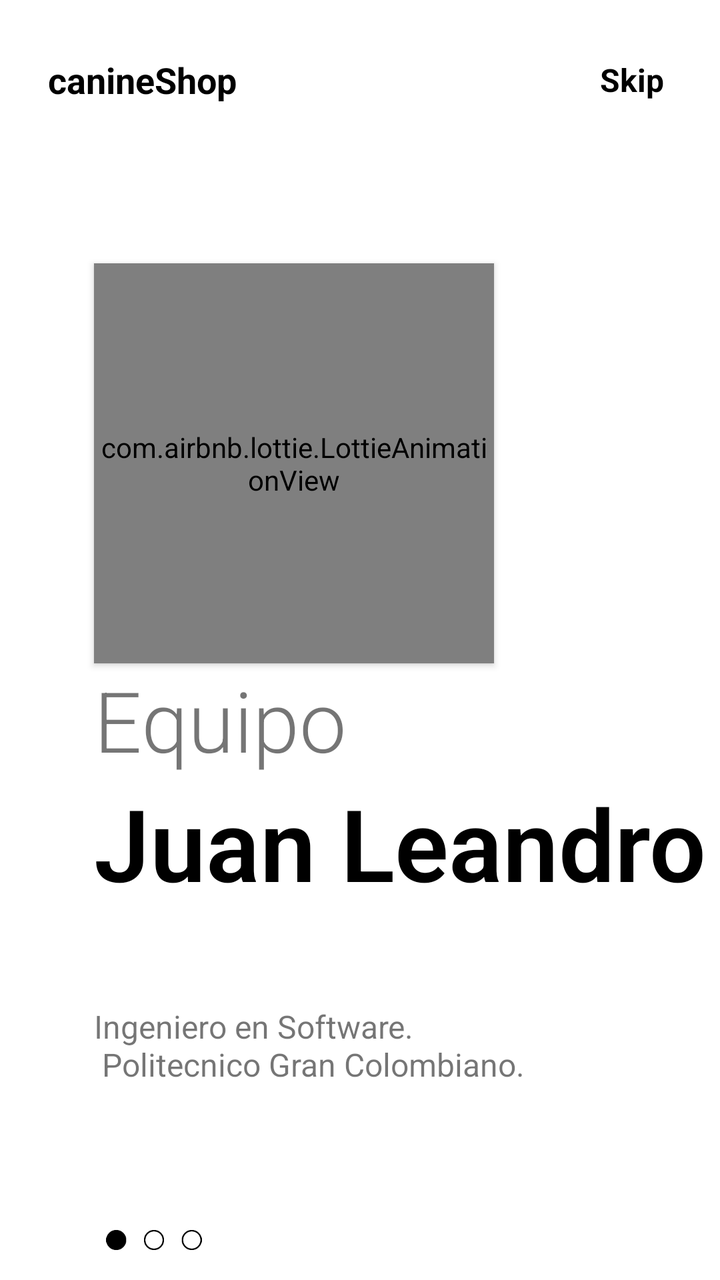
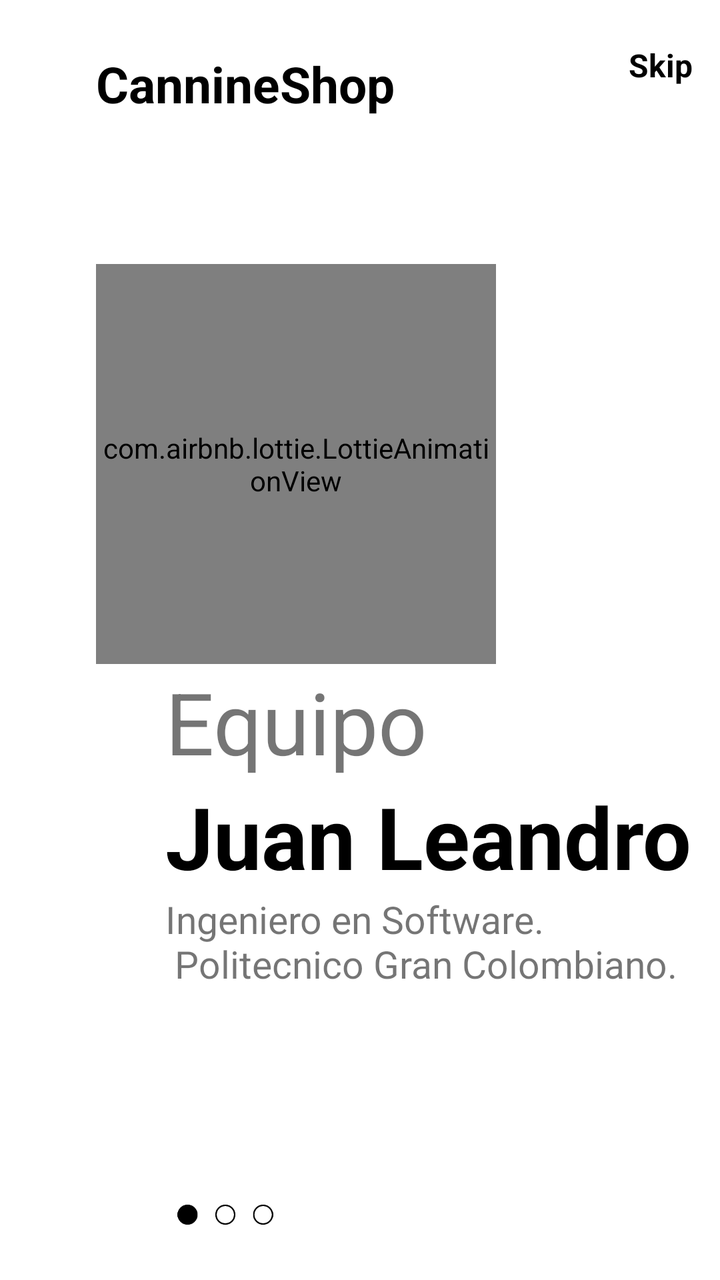

An Android layout rendered at two revisions. The XML below is the earlier revision; the diff shows what the commit changed to produce the second picture.
<!-- AndroidManifest.xml: application theme Theme.Flashlight -->
<!-- res/layout/fragment_on_boarding1.xml -->
<?xml version="1.0" encoding="utf-8"?>
<androidx.constraintlayout.widget.ConstraintLayout xmlns:android="http://schemas.android.com/apk/res/android"
    xmlns:app="http://schemas.android.com/apk/res-auto"
    android:layout_width="match_parent"
    android:layout_height="match_parent"
    android:background="@color/white">

    <com.airbnb.lottie.LottieAnimationView
        android:id="@+id/imagenView"
        app:lottie_autoPlay="true"
        app:lottie_repeatCount="999999999"
        android:elevation="2dp"
        android:layout_width="200dp"
        android:layout_height="200dp"
        app:lottie_rawRes="@raw/o_b1"
        app:layout_constraintBottom_toBottomOf="parent"
        app:layout_constraintEnd_toEndOf="parent"
        app:layout_constraintHorizontal_bias="0.293"
        app:layout_constraintStart_toStartOf="parent"
        app:layout_constraintTop_toTopOf="parent"
        app:layout_constraintVertical_bias="0.299" />

    <TextView
        android:id="@+id/textView"
        android:layout_width="wrap_content"
        android:layout_height="48dp"
        android:gravity="center_vertical"
        android:layout_marginStart="24dp"
        android:layout_marginTop="16dp"
        android:text="canineShop"
        android:textColor="@color/black"
        android:textSize="18sp"
        android:textStyle="bold"
        app:layout_constraintStart_toStartOf="parent"
        app:layout_constraintTop_toTopOf="parent" />

    <TextView
        android:id="@+id/Skip"
        android:layout_width="wrap_content"
        android:layout_height="48dp"
        android:gravity="center"
        android:paddingStart="12dp"
        android:paddingEnd="12dp"
        android:clickable="true"
        android:focusable="true"
        android:text="Skip"
        android:textSize="16sp"
        android:textStyle="bold"
        android:textColor="@color/black"
        app:layout_constraintEnd_toEndOf="parent"
        android:layout_marginEnd="16dp"
        app:layout_constraintTop_toTopOf="@id/textView"
        app:layout_constraintBottom_toBottomOf="@id/textView" />

    <TextView
        android:id="@+id/textView2"
        android:layout_width="wrap_content"
        android:layout_height="wrap_content"
        android:fontFamily="sans-serif-light"
        android:text="Equipo"
        android:textSize="42sp"
        app:layout_constraintHorizontal_bias="0"
        app:layout_constraintBottom_toBottomOf="parent"
        app:layout_constraintEnd_toEndOf="parent"
        app:layout_constraintStart_toStartOf="@id/imagenView"
        app:layout_constraintTop_toBottomOf="@+id/imagenView"
        app:layout_constraintVertical_bias="0" />

    <TextView
        android:id="@+id/textView3"
        android:layout_width="wrap_content"
        android:layout_height="wrap_content"
        android:fontFamily="sans-serif-light"
        android:text="Juan Leandro"
        android:textSize="50sp"
        android:textColor="@color/black"
        android:textStyle="bold"
        app:layout_constraintBottom_toBottomOf="parent"
        app:layout_constraintEnd_toEndOf="parent"
        app:layout_constraintHorizontal_bias="0"
        app:layout_constraintStart_toStartOf="@id/textView2"
        app:layout_constraintTop_toBottomOf="@+id/textView2"
        app:layout_constraintVertical_bias="0" />


    <TextView
        android:id="@+id/textView4"
        android:layout_width="238dp"
        android:layout_height="90dp"
        android:text="Ingeniero en Software.\n Politecnico Gran Colombiano."
        android:textSize="16sp"
        app:layout_constraintBottom_toBottomOf="parent"
        app:layout_constraintEnd_toEndOf="parent"
        app:layout_constraintHeight_percent=".1"
        app:layout_constraintHorizontal_bias="0"
        app:layout_constraintStart_toStartOf="@id/textView3"
        app:layout_constraintTop_toBottomOf="@+id/textView3"
        app:layout_constraintWidth_percent=".5" />

    <ImageView
        android:layout_width="50dp"
        android:layout_height="10dp"
        android:src="@drawable/tab1"
        app:layout_constraintHorizontal_bias="0"
        app:layout_constraintVertical_bias=".6"
        android:layout_marginLeft="5dp"
        app:layout_constraintBottom_toBottomOf="parent"
        app:layout_constraintEnd_toEndOf="parent"
        app:layout_constraintStart_toStartOf="@id/textView4"
        app:layout_constraintTop_toBottomOf="@+id/textView4" />

</androidx.constraintlayout.widget.ConstraintLayout>
<!-- resources referenced by this layout -->
<resources>
  <color name="black">#000000</color>
  <color name="white">#ffffff</color>
  <!-- drawable tab1: png bitmap (drawable-v24, 1599 bytes) -->
  <style name="Theme.Flashlight" parent="Theme.MaterialComponents.DayNight.DarkActionBar">
          
          <item name="colorPrimary">@color/purple_500</item>
          <item name="colorPrimaryVariant">@color/purple_700</item>
          <item name="colorOnPrimary">@color/white</item>
          
          <item name="colorSecondary">@color/teal_200</item>
          <item name="colorSecondaryVariant">@color/teal_700</item>
          <item name="colorOnSecondary">@color/black</item>
          
          <item name="android:statusBarColor" tools:targetApi="l">?attr/colorPrimaryVariant</item>
          
      </style>
  <color name="purple_500">#FF6200EE</color>
  <color name="purple_700">#FF3700B3</color>
  <color name="teal_200">#FF03DAC5</color>
  <color name="teal_700">#FF018786</color>
</resources>

<!-- the commit's change to res/layout/fragment_on_boarding1.xml (unified diff, before → after) -->
@@ -6,107 +6,97 @@
     android:background="@color/white">
 
     <com.airbnb.lottie.LottieAnimationView
-        android:id="@+id/imagenView"
+        android:id="@+id/ImageViewId"
         app:lottie_autoPlay="true"
         app:lottie_repeatCount="999999999"
-        android:elevation="2dp"
         android:layout_width="200dp"
         android:layout_height="200dp"
         app:lottie_rawRes="@raw/o_b1"
         app:layout_constraintBottom_toBottomOf="parent"
         app:layout_constraintEnd_toEndOf="parent"
-        app:layout_constraintHorizontal_bias="0.293"
+        app:layout_constraintHorizontal_bias=".3"
         app:layout_constraintStart_toStartOf="parent"
         app:layout_constraintTop_toTopOf="parent"
-        app:layout_constraintVertical_bias="0.299" />
+        app:layout_constraintVertical_bias=".3" />
 
     <TextView
         android:id="@+id/textView"
         android:layout_width="wrap_content"
-        android:layout_height="48dp"
-        android:gravity="center_vertical"
-        android:layout_marginStart="24dp"
-        android:layout_marginTop="16dp"
-        android:text="canineShop"
+        android:layout_height="wrap_content"
+        android:layout_marginTop="25dp"
+        android:layout_marginRight="30dp"
+        android:text="CannineShop"
         android:textColor="@color/black"
-        android:textSize="18sp"
+        android:textSize="25sp"
         android:textStyle="bold"
-        app:layout_constraintStart_toStartOf="parent"
-        app:layout_constraintTop_toTopOf="parent" />
+        app:layout_constraintBottom_toTopOf="@+id/ImageViewId"
+        app:layout_constraintEnd_toEndOf="parent"
+        app:layout_constraintHorizontal_bias="0.0"
+        app:layout_constraintStart_toStartOf="@+id/ImageViewId"
+        app:layout_constraintTop_toTopOf="parent"
+        app:layout_constraintVertical_bias="0.0" />
 
     <TextView
-        android:id="@+id/Skip"
+        android:id="@+id/SkipId"
         android:layout_width="wrap_content"
-        android:layout_height="48dp"
-        android:gravity="center"
-        android:paddingStart="12dp"
-        android:paddingEnd="12dp"
-        android:clickable="true"
-        android:focusable="true"
+        android:layout_height="wrap_content"
         android:text="Skip"
+        android:textColor="@android:color/black"
         android:textSize="16sp"
         android:textStyle="bold"
-        android:textColor="@color/black"
+        app:layout_constraintBottom_toBottomOf="parent"
         app:layout_constraintEnd_toEndOf="parent"
-        android:layout_marginEnd="16dp"
-        app:layout_constraintTop_toTopOf="@id/textView"
-        app:layout_constraintBottom_toBottomOf="@id/textView" />
+        app:layout_constraintHorizontal_bias="0.896"
+        app:layout_constraintStart_toEndOf="@+id/textView"
+        app:layout_constraintTop_toTopOf="parent"
+        app:layout_constraintVertical_bias="0.035" />
 
     <TextView
         android:id="@+id/textView2"
         android:layout_width="wrap_content"
         android:layout_height="wrap_content"
-        android:fontFamily="sans-serif-light"
         android:text="Equipo"
-        android:textSize="42sp"
-        app:layout_constraintHorizontal_bias="0"
-        app:layout_constraintBottom_toBottomOf="parent"
-        app:layout_constraintEnd_toEndOf="parent"
-        app:layout_constraintStart_toStartOf="@id/imagenView"
-        app:layout_constraintTop_toBottomOf="@+id/imagenView"
-        app:layout_constraintVertical_bias="0" />
+        android:textSize="43sp"
+        android:textStyle="normal"
+        app:layout_constraintEnd_toEndOf="@+id/ImageViewId"
+        app:layout_constraintStart_toStartOf="@+id/ImageViewId"
+        app:layout_constraintTop_toBottomOf="@+id/ImageViewId" />
 
     <TextView
         android:id="@+id/textView3"
         android:layout_width="wrap_content"
         android:layout_height="wrap_content"
-        android:fontFamily="sans-serif-light"
         android:text="Juan Leandro"
-        android:textSize="50sp"
-        android:textColor="@color/black"
+        android:textColor="@android:color/black"
+        android:textSize="43sp"
         android:textStyle="bold"
-        app:layout_constraintBottom_toBottomOf="parent"
-        app:layout_constraintEnd_toEndOf="parent"
-        app:layout_constraintHorizontal_bias="0"
-        app:layout_constraintStart_toStartOf="@id/textView2"
-        app:layout_constraintTop_toBottomOf="@+id/textView2"
-        app:layout_constraintVertical_bias="0" />
-
+        app:layout_constraintEnd_toEndOf="@+id/textView2"
+        app:layout_constraintHorizontal_bias="0.0"
+        app:layout_constraintStart_toStartOf="@+id/textView2"
+        app:layout_constraintTop_toBottomOf="@+id/textView2" />
 
     <TextView
-        android:id="@+id/textView4"
-        android:layout_width="238dp"
-        android:layout_height="90dp"
+        android:id="@+id/descriptionId"
+        android:layout_width="wrap_content"
+        android:layout_height="wrap_content"
         android:text="Ingeniero en Software.\n Politecnico Gran Colombiano."
-        android:textSize="16sp"
-        app:layout_constraintBottom_toBottomOf="parent"
-        app:layout_constraintEnd_toEndOf="parent"
-        app:layout_constraintHeight_percent=".1"
+        android:textSize="19sp"
+        app:layout_constraintEnd_toEndOf="@+id/textView3"
         app:layout_constraintHorizontal_bias="0"
-        app:layout_constraintStart_toStartOf="@id/textView3"
-        app:layout_constraintTop_toBottomOf="@+id/textView3"
-        app:layout_constraintWidth_percent=".5" />
+        app:layout_constraintStart_toStartOf="@+id/textView3"
+        app:layout_constraintTop_toBottomOf="@+id/textView3" />
 
     <ImageView
         android:layout_width="50dp"
         android:layout_height="10dp"
+        android:layout_marginLeft="5dp"
         android:src="@drawable/tab1"
+        app:layout_constraintBottom_toBottomOf="parent"
+        app:layout_constraintEnd_toEndOf="@+id/descriptionId"
         app:layout_constraintHorizontal_bias="0"
-        app:layout_constraintVertical_bias=".6"
-        android:layout_marginLeft="5dp"
-        app:layout_constraintBottom_toBottomOf="parent"
-        app:layout_constraintEnd_toEndOf="parent"
-        app:layout_constraintStart_toStartOf="@id/textView4"
-        app:layout_constraintTop_toBottomOf="@+id/textView4" />
+        app:layout_constraintStart_toStartOf="@+id/descriptionId"
+        app:layout_constraintTop_toBottomOf="@+id/descriptionId"
+        app:layout_constraintVertical_bias="0.795" />
+
 
 </androidx.constraintlayout.widget.ConstraintLayout>
